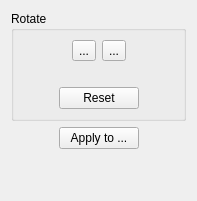
Above: filters/fix_orientation/ui/OrientationOptionsWidget.ui from 4lex4/scantailor-advanced before the change. Below: the same form after it.
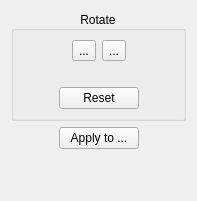
That is the form after the change. Icons and pictures are not drawn. Custom widgets are drawn as their Qt base class.

```diff
--- a/filters/fix_orientation/ui/OrientationOptionsWidget.ui
+++ b/filters/fix_orientation/ui/OrientationOptionsWidget.ui
@@ -19,6 +19,9 @@
      <property name="title">
       <string>Rotate</string>
      </property>
+     <property name="alignment">
+      <set>Qt::AlignCenter</set>
+     </property>
      <layout class="QVBoxLayout">
       <item>
        <layout class="QHBoxLayout">
```
